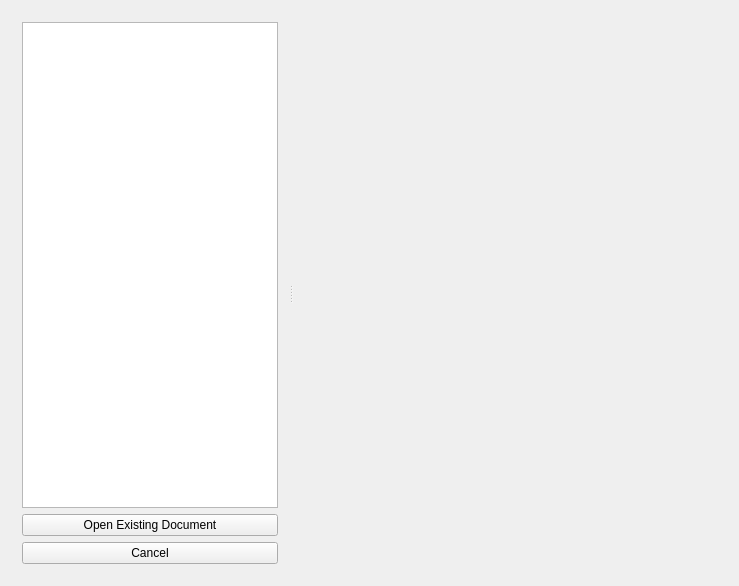
Before: the Qt Designer form krita/ui/forms/KisOpenPaneBase.ui in KDE/krita, drawn with Qt 5.
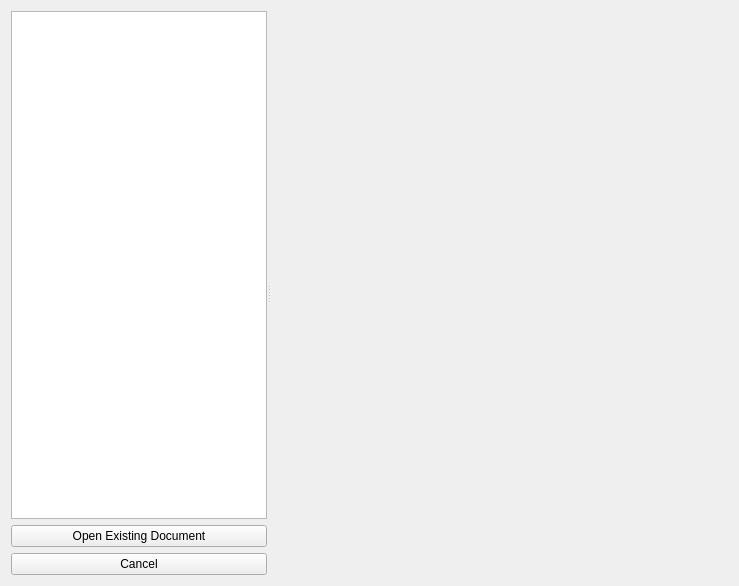
After: the same form once the commit is applied.

Commit message: Drop deprecated KDialog::spacingHint & KDialog::marginHint from UI files

Patch:
```diff
--- a/krita/ui/forms/KisOpenPaneBase.ui
+++ b/krita/ui/forms/KisOpenPaneBase.ui
@@ -86,8 +86,6 @@
    </item>
   </layout>
  </widget>
- <layoutdefault spacing="6" margin="11"/>
- <layoutfunction spacing="KDialog::spacingHint" margin="KDialog::marginHint"/>
  <resources/>
  <connections/>
 </ui>
```
The commit also changes 3 other files.
